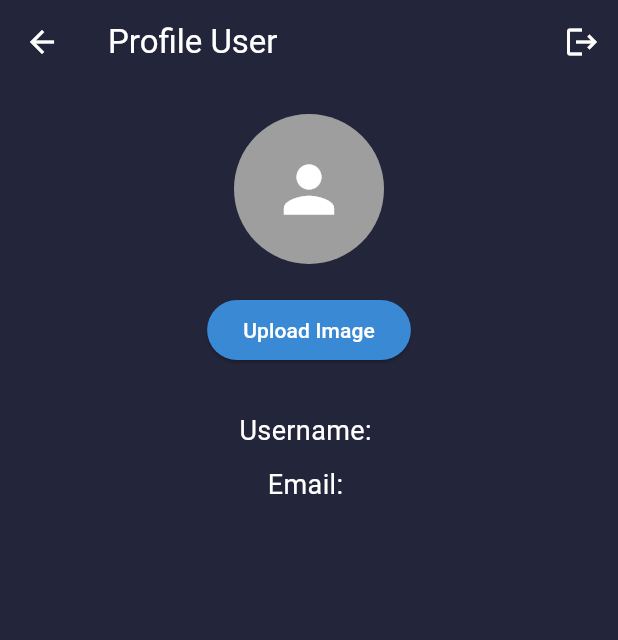
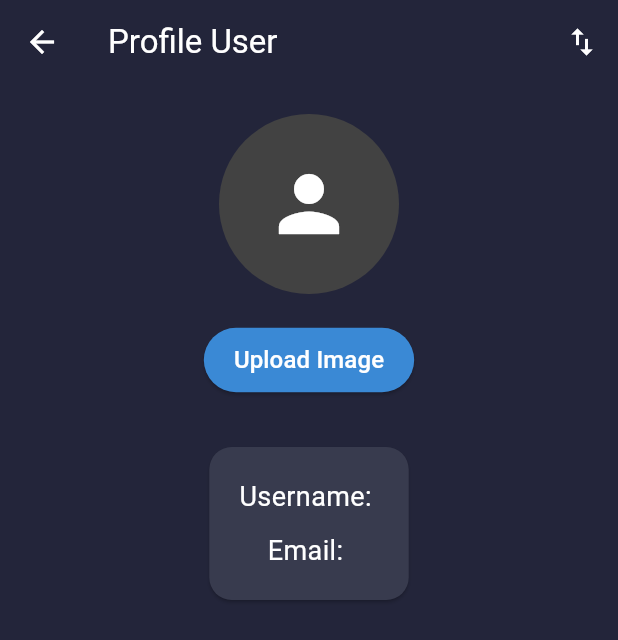
Before and after one commit to apahfahri/contact_plus_apk, a Flutter app: the ProfileUser screen opened directly with empty values, on a phone screen of 412 x 824 dp. Shown: the top 640 px of the screen. Run offline on Flutter 3.47's test engine with Material 3 defaults, Android fonts, the phone set to English and light mode, and no system bars; our stand-ins replace cloud_firestore, device_preview, file_picker, firebase_auth, firebase_core, google_nav_bar and 2 more; accounts and stored records are empty.

Commit message:
update profile user lagi

```diff
--- a/lib/view/profile_user.dart
+++ b/lib/view/profile_user.dart
@@ -1,7 +1,10 @@
+import 'package:cloud_firestore/cloud_firestore.dart';
 import 'package:firebase_auth/firebase_auth.dart';
 import 'package:flutter/material.dart';
 import 'package:file_picker/file_picker.dart';
 import 'dart:io';
+import 'package:pdf/widgets.dart' as pw;
+import 'package:printing/printing.dart';
 
 class ProfileUser extends StatefulWidget {
   final User user;
@@ -42,7 +45,57 @@ class _ProfileUserState extends State<ProfileUser> {
       });
     } else {
       // Jika tidak ada pengguna yang login, arahkan ke halaman login
-      Navigator.pushReplacementNamed(context, 'login_page');
+      Navigator.pushReplacementNamed(context, 'login_screen');
+    }
+  }
+
+  Future<void> exportDataToPDF() async {
+    try {
+      final pdf = pw.Document();
+      final data = await FirebaseFirestore.instance
+          .collection('contact')
+          .where('uid_user', isEqualTo: currentUser.uid)
+          .get();
+
+      pdf.addPage(pw.Page(
+        build: (pw.Context context) {
+          return pw.Column(
+              crossAxisAlignment: pw.CrossAxisAlignment.start,
+              children: [
+                pw.Text('Daftar kontak dari akun ${currentUser.displayName}',
+                    style: pw.TextStyle(fontSize: 24)),
+                pw.SizedBox(height: 16),
+                pw.Table.fromTextArray(
+                  headers: [
+                    'ID',
+                    'Nama',
+                    'Nomor Telepon',
+                    'Email',
+                    'Alamat',
+                    'Sebagai'
+                  ],
+                  data: data.docs.map((doc) {
+                    final d = doc.data();
+                    return [
+                      doc.id,
+                      d['nama'] ?? '-',
+                      d['nomor'] ?? '-',
+                      d['email'] ?? '-',
+                      d['alamat'] ?? '-',
+                      d['catatan'] ?? '-',
+                    ];
+                  }).toList(),
+                )
+              ]);
+        },
+      ));
+
+      await Printing.sharePdf(
+        bytes: await pdf.save(),
+        filename: 'Daftar Kontak_${currentUser.displayName}.pdf',
+      );
+    } catch (e) {
+      print('Error exporting PDF: $e');
     }
   }
 
@@ -57,11 +110,8 @@ class _ProfileUserState extends State<ProfileUser> {
             const Text('Profile User', style: TextStyle(color: Colors.white)),
         actions: [
           IconButton(
-            icon: const Icon(Icons.logout),
-            onPressed: () async {
-              await FirebaseAuth.instance.signOut();
-              Navigator.pushReplacementNamed(context, 'login_screen');
-            },
+            onPressed: exportDataToPDF,
+            icon: const Icon(Icons.import_export, color: Colors.white),
           ),
         ],
       ),
@@ -69,18 +119,19 @@ class _ProfileUserState extends State<ProfileUser> {
         padding: const EdgeInsets.all(20.0),
         child: Center(
           child: Column(
+            crossAxisAlignment: CrossAxisAlignment.center,
             children: [
               // Menampilkan gambar profil jika ada
               _imageFile != null
                   ? CircleAvatar(
-                        radius: 50,
+                      radius: 60,
                       backgroundImage: FileImage(_imageFile!),
                     )
-                    : const CircleAvatar(
-                        radius: 50,
-                        backgroundColor: Colors.grey,
-                        child:
-                            Icon(Icons.person, size: 50, color: Colors.white),
+                  : CircleAvatar(
+                      radius: 60,
+                      backgroundColor: Colors.grey[800],
+                      child: const Icon(Icons.person,
+                          size: 60, color: Colors.white),
                     ),
               const SizedBox(height: 20),
               ElevatedButton(
@@ -90,24 +141,44 @@ class _ProfileUserState extends State<ProfileUser> {
                   shape: RoundedRectangleBorder(
                     borderRadius: BorderRadius.circular(30),
                   ),
+                  padding:
+                      const EdgeInsets.symmetric(horizontal: 20, vertical: 10),
                 ),
-                  child: const Text("Upload Image",
-                      style: TextStyle(color: Colors.white)),
+                child: const Text(
+                  "Upload Image",
+                  style: TextStyle(color: Colors.white, fontSize: 16),
+                ),
               ),
               const SizedBox(height: 30),
               // Menampilkan data pengguna
+              Card(
+                color: const Color(0xFF383B4E),
+                shape: RoundedRectangleBorder(
+                  borderRadius: BorderRadius.circular(15),
+                ),
+                child: Padding(
+                  padding: const EdgeInsets.all(20),
+                  child: Column(
+                    children: [
                       Text(
-                  'Username: ${currentUser.displayName ?? "nama pengguna"}',
-                  style: const TextStyle(color: Colors.white, fontSize: 18),
+                        'Username: ${currentUser.displayName ?? "Nama Pengguna"}',
+                        style:
+                            const TextStyle(color: Colors.white, fontSize: 18),
                       ),
                       const SizedBox(height: 10),
                       Text(
-                  'Email: ${currentUser.email ?? "email pengguna"}',
-                  style: const TextStyle(color: Colors.white, fontSize: 18),
+                        'Email: ${currentUser.email ?? "Email Pengguna"}',
+                        style:
+                            const TextStyle(color: Colors.white, fontSize: 18),
                       ),
                     ],
                   ),
-          )),
+                ),
+              ),
+            ],
+          ),
+        ),
+      ),
     );
   }
 }
```
Lines whose indentation alone changed are shown as unchanged.
